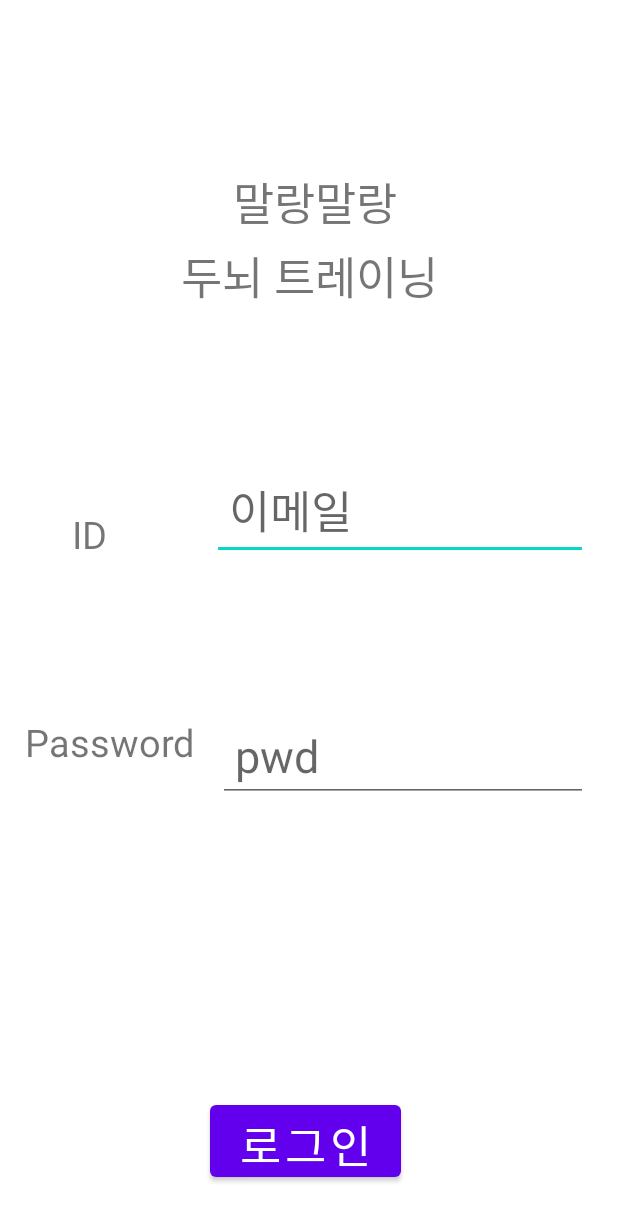
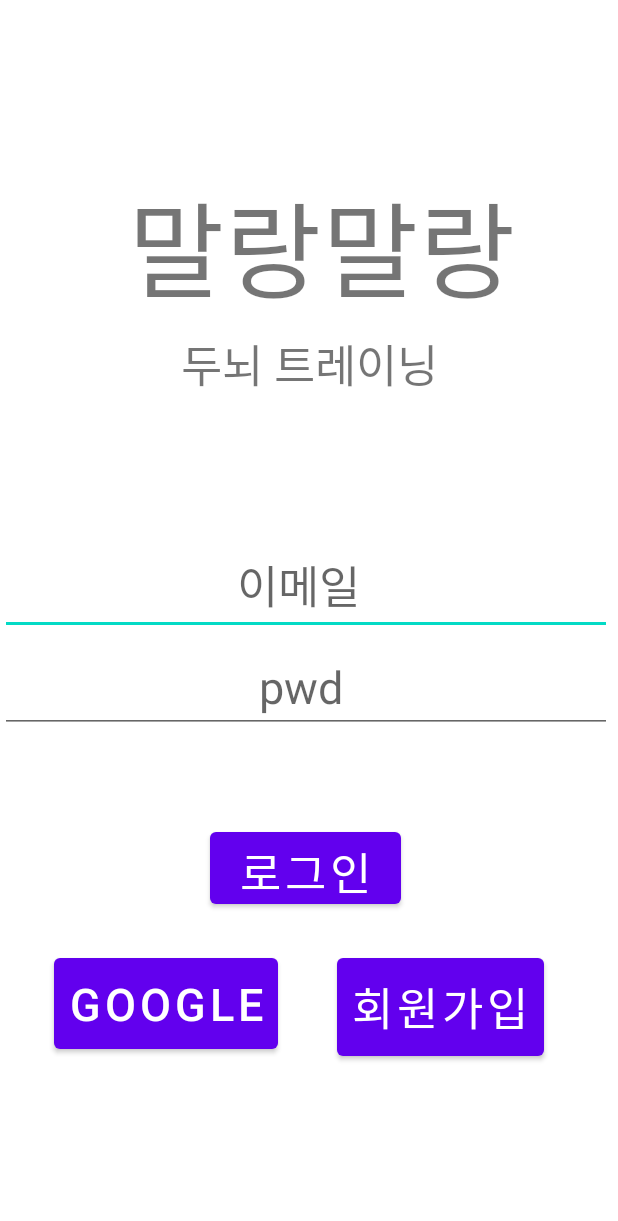
Before and after one commit to kiziri/Andriod_Project, an Android app: the layout activity_login.xml on its own in the app's theme, with its tools: preview values and no code run, on a phone screen of 412 x 824 dp. Shown: the top 1221 px of the screen. Run offline under Robolectric (Android 15) with nearby library versions, the phone set to English and light mode, and no system bars.

Commit message:
Update login layout

```diff
--- a/app/src/main/AndroidManifest.xml
+++ b/app/src/main/AndroidManifest.xml
@@ -13,7 +13,6 @@
         android:theme="@style/Theme.Andriod_Project"
         android:usesCleartextTraffic="true">
         <activity android:name=".views.RankingActivity"></activity>
-        <activity android:name=".views.LoginSelectActivity" />
         <activity android:name=".views.ChallengeModeActivity" />
         <activity android:name=".views.StoryModeActivity" />
         <activity android:name=".views.LoginActivity" />
--- a/app/src/main/java/com/example/andriod_project/views/MainActivity.java
+++ b/app/src/main/java/com/example/andriod_project/views/MainActivity.java
@@ -23,7 +23,7 @@ public class MainActivity extends AppCompatActivity {
         startBtn.setOnClickListener(new View.OnClickListener() {
             @Override
             public void onClick(View v) {
-                Intent intent = new Intent(MainActivity.this, LoginSelectActivity.class);
+                Intent intent = new Intent(MainActivity.this, LoginActivity.class);
                 startActivity(intent);
                 finish();
             }
--- a/app/src/main/res/layout/activity_login.xml
+++ b/app/src/main/res/layout/activity_login.xml
@@ -13,7 +13,7 @@
         android:layout_marginTop="112dp"
         android:gravity="center"
         android:text=" 말랑말랑"
-        android:textSize="30sp"
+        android:textSize="70sp"
         app:layout_constraintEnd_toEndOf="parent"
         app:layout_constraintHorizontal_bias="0.498"
         app:layout_constraintStart_toStartOf="parent"
@@ -31,61 +31,26 @@
         app:layout_constraintStart_toStartOf="@+id/titleTxtView1"
         app:layout_constraintTop_toBottomOf="@+id/titleTxtView1" />
 
-    <TextView
-        android:id="@+id/idTxtView"
-        android:layout_width="wrap_content"
-        android:layout_height="wrap_content"
-        android:layout_marginLeft="48dp"
-        android:layout_marginTop="132dp"
-        android:backgroundTint="@color/design_default_color_background"
-        android:backgroundTintMode="multiply"
-        android:gravity="center"
-        android:text="ID"
-        android:textSize="25dp"
-
-        app:layout_constraintLeft_toLeftOf="parent"
-        app:layout_constraintTop_toBottomOf="@id/titleTxtView2" />
-
-    <TextView
-        android:id="@+id/pwTxtView"
-        android:layout_width="wrap_content"
-        android:layout_height="wrap_content"
-        android:layout_marginLeft="16dp"
-        android:layout_marginTop="104dp"
-        android:backgroundTint="@color/material_on_surface_disabled"
-        android:gravity="center"
-        android:text="Password"
-        android:textSize="25dp"
-        app:layout_constraintLeft_toLeftOf="parent"
-
-        app:layout_constraintTop_toBottomOf="@id/idTxtView" />
 
     <EditText
         android:id="@+id/idEdtTxt"
-        android:layout_width="0dp"
+        android:layout_width="match_parent"
         android:layout_height="wrap_content"
-        android:layout_marginLeft="70dp"
-        android:layout_marginRight="20dp"
-        android:hint=" 이메일"
+        android:layout_marginTop="92dp"
+        android:layout_marginRight="4dp"
+        android:hint="                     이메일"
         android:textSize="30dp"
-        app:layout_constraintBottom_toBottomOf="@+id/idTxtView"
-        app:layout_constraintHorizontal_bias="0.536"
-        app:layout_constraintLeft_toRightOf="@id/idTxtView"
         app:layout_constraintRight_toRightOf="parent"
-        app:layout_constraintTop_toBottomOf="@id/titleTxtView2"
-        app:layout_constraintVertical_bias="1.0" />
+        app:layout_constraintTop_toBottomOf="@id/titleTxtView2" />
 
     <EditText
         android:id="@+id/pwEdtTxt"
-        android:layout_width="0dp"
+        android:layout_width="match_parent"
         android:layout_height="wrap_content"
-        android:layout_marginTop="100dp"
-        android:layout_marginRight="20dp"
-        android:layout_marginLeft="16dp"
-        android:hint=" pwd"
+        android:layout_marginTop="4dp"
+        android:layout_marginRight="4dp"
+        android:hint="                       pwd"
         android:textSize="30dp"
-        app:layout_constraintHorizontal_bias="0.186"
-        app:layout_constraintLeft_toRightOf="@id/pwTxtView"
         app:layout_constraintRight_toRightOf="parent"
         app:layout_constraintTop_toBottomOf="@id/idEdtTxt" />
 
@@ -94,9 +59,36 @@
         android:layout_width="127dp"
         android:layout_height="60dp"
         android:layout_marginStart="140dp"
-        android:layout_marginTop="196dp"
+        android:layout_marginTop="60dp"
         android:text="로그인"
         android:textSize="30dp"
         app:layout_constraintStart_toStartOf="parent"
         app:layout_constraintTop_toBottomOf="@+id/pwEdtTxt" />
+
+    <Button
+        android:id="@+id/googleLoginBtn"
+        android:layout_width="wrap_content"
+        android:layout_height="wrap_content"
+        android:layout_marginLeft="36dp"
+        android:layout_marginTop="24dp"
+        android:onClick="loginModeSystem"
+        android:padding="10dp"
+        android:text="Google"
+        android:textSize="30dp"
+        app:layout_constraintLeft_toLeftOf="parent"
+        app:layout_constraintTop_toBottomOf="@id/loginBtn" />
+
+    <Button
+        android:id="@+id/joinBtn"
+        android:layout_width="wrap_content"
+        android:layout_height="wrap_content"
+        android:layout_marginTop="24dp"
+        android:onClick="loginModeSystem"
+        android:padding="10dp"
+        android:text="회원가입"
+        android:textSize="30dp"
+        app:layout_constraintHorizontal_bias="0.445"
+        app:layout_constraintLeft_toRightOf="@id/googleLoginBtn"
+        app:layout_constraintRight_toRightOf="parent"
+        app:layout_constraintTop_toBottomOf="@id/loginBtn" />
 </androidx.constraintlayout.widget.ConstraintLayout>
```
Also changed, not shown: app/src/main/java/com/example/andriod_project/views/LoginActivity.java (+47 -1 lines), app/src/main/java/com/example/andriod_project/views/LoginSelectActivity.java (deleted, +0 -64 lines).
